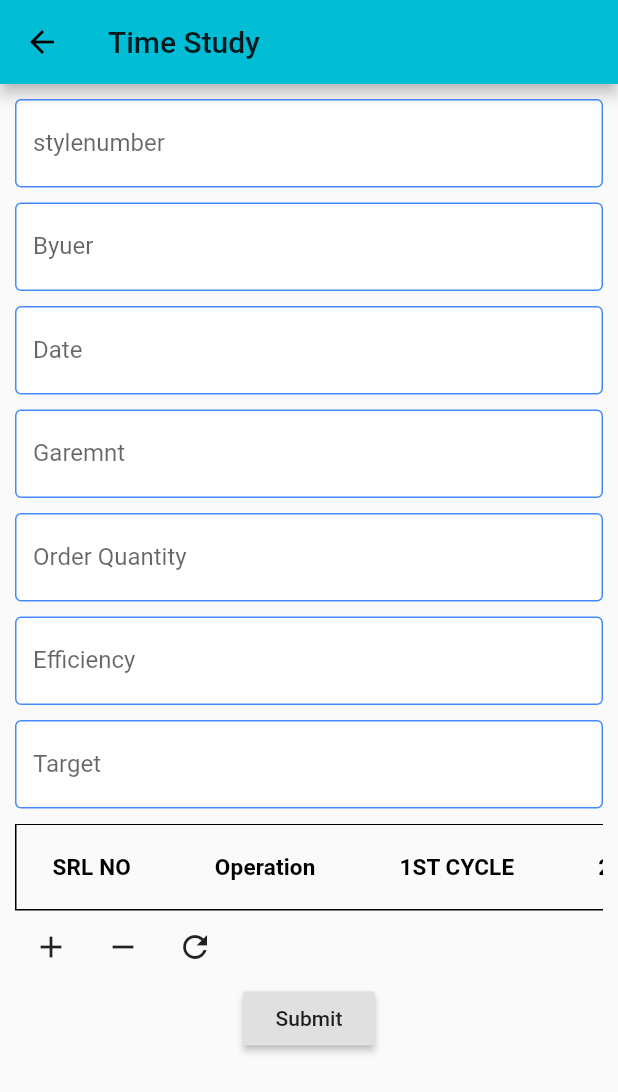
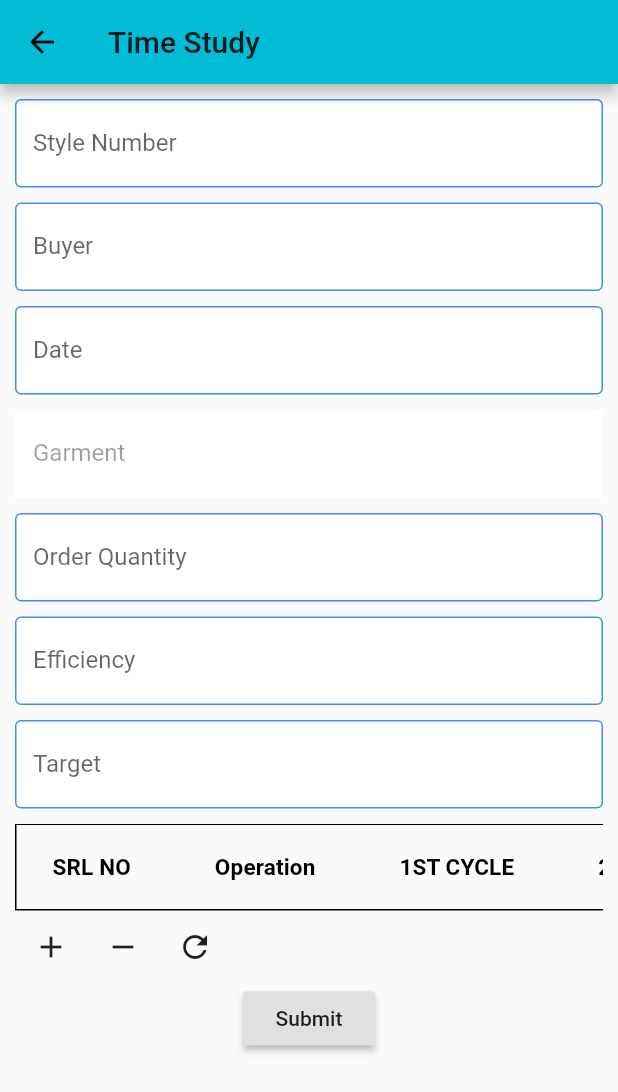
Before and after one commit to sambitraze/AARVI_TEXTILES, a Flutter app: the TimeStudy screen opened by its route, on a phone screen of 412 x 824 dp. Shown: the top 1092 px of the screen. Run offline on Flutter 3.47's test engine with Material 2 defaults, Android fonts, the phone set to English and light mode, and no system bars; drawn by our look-alikes of datetime_picker_formfield; our stand-ins replace cloud_firestore, file_picker, firebase_auth, firebase_storage, flutter_datetime_picker, google_fonts; missing offline and left inert: custom_splash; accounts and stored records are empty.

Commit message:
Time Study Backend Complete

```diff
--- a/lib/Screens/ProductionMang/IEManagement/timeStudy.dart
+++ b/lib/Screens/ProductionMang/IEManagement/timeStudy.dart
@@ -32,22 +32,13 @@
 
   final _scaffoldState = GlobalKey<ScaffoldState>();
   int rows = 0;
-  TextEditingController srlNo = TextEditingController(),
-   operationName = TextEditingController(),
-   firstCycle = TextEditingController(),
-   secondCycle = TextEditingController(),
-   thirdCycle = TextEditingController(),
-   fourthCycle = TextEditingController(),
-   avg = TextEditingController(),
-   comments = TextEditingController();
-
-
-  String buyer;
-  String garment;
-  String orderQty;
-  final styleNo = TextEditingController();
-  final lineNo = TextEditingController();
-  final date = TextEditingController();
+  TextEditingController styleNo = TextEditingController(),
+   buyer = TextEditingController(),
+   garment = TextEditingController(),
+      orderQty = TextEditingController(),
+   efficiency = TextEditingController(),
+   target = TextEditingController(),
+  date = TextEditingController();
 
 
   List<DataRow> getRows() {
@@ -69,6 +60,7 @@
   @override
   Widget build(BuildContext context) {
     return Scaffold(
+      key: _scaffoldState,
       appBar: AppBar(title: Text('Time Study')),
       body: Container(
         child: SingleChildScrollView(
@@ -76,23 +68,27 @@
           child: Column(
             children: <Widget>[
               TextFormField(
-                  decoration: TextFieldDec.inputDec("stylenumber"),
+                  decoration: TextFieldDec.inputDec("Style Number"),
                   controller: styleNo,
+                  onChanged: (value) async {
+                    try{
+                      await Firestore.instance.collection('aarvi').document(value).get().then((value) {
+                        if(value.exists){
+                          var data = value.data;
+                          buyer.text = data['buyer'] ?? '';
+                          garment.text = data['garment'] ?? '';
+                          orderQty.text = data['order_quantity'] ?? '';
+                        }
+                      });
+                    }catch(e){
+
+                    }
+                  },
                 ),
               leaveSpace(),
               TextFormField(
-                  decoration: TextFieldDec.inputDec("Byuer"),
-                  controller: styleNo,
-                  onChanged: (value) async {
-                    try{
-                      // await Firestore.instance.collection('aarvi').document(styleNo.value.text).get().then((value) =>
-                      //  buyer.text = value.data['buyer']);
-                      setState(() {
-
-                      });
-                    }
-                    catch(e){}
-                  },
+                  decoration: TextFieldDec.inputDec("Buyer"),
+                  controller: buyer,
                 ),
               leaveSpace(),
               DateTimeField(
@@ -106,14 +102,12 @@
                           firstDate: DateTime(1970),
                           lastDate: DateTime(2100));
                       try{
-                        await Firestore.instance.collection('aarvi').document(styleNo.value.text).collection('CuttingQuality').document(DateFormat('dd-MM-yyyy').format(dat)).get().then((value) {
+                        await Firestore.instance.collection('aarvi').document(styleNo.value.text).collection('TimeStudy').document(DateFormat('dd-MM-yyyy').format(dat)).get().then((value) {
                           if(value.exists){
                             var data = value;
-                            // layNo.text = data['lay_number'] ?? '';
-                            // size.text = data['size'] ?? '';
-                            // totalPartChecked.text = data['total_part_checked'] ?? '';
-                            // pass.text = data['pass'] ?? '';
-                            // fail.text = data['fail'] ?? '';
+                            garment.text = data['garment'] ?? '';
+                            efficiency.text = data['efficiency'] ?? '';
+                            target.text = data['target'] ?? '';
                             int len = 0;
                             data['table'].forEach((element) {
                               len++;
@@ -139,63 +133,24 @@
                     }),
               leaveSpace(),
               TextFormField(
-                  decoration: TextFieldDec.inputDec("Garemnt"),
-                  controller: styleNo,
-                  onChanged: (value) async {
-                    try{
-                      // await Firestore.instance.collection('aarvi').document(styleNo.value.text).get().then((value) =>
-                      //  buyer.text = value.data['buyer']);
-                      setState(() {
-
-                      });
-                    }
-                    catch(e){}
-                  },
+                  decoration: TextFieldDec.inputDec("Garment"),
+                  controller: garment,
+                  enabled: false,
                 ),
               leaveSpace(),
               TextFormField(
                   decoration: TextFieldDec.inputDec("Order Quantity"),
-                  controller: styleNo,
-                  onChanged: (value) async {
-                    try{
-                      // await Firestore.instance.collection('aarvi').document(styleNo.value.text).get().then((value) =>
-                      //  buyer.text = value.data['buyer']);
-                      setState(() {
-
-                      });
-                    }
-                    catch(e){}
-                  },
+                  controller: orderQty,
                 ),
               leaveSpace(),
               TextFormField(
                   decoration: TextFieldDec.inputDec("Efficiency"),
-                  controller: styleNo,
-                  onChanged: (value) async {
-                    try{
-                      // await Firestore.instance.collection('aarvi').document(styleNo.value.text).get().then((value) =>
-                      //  buyer.text = value.data['buyer']);
-                      setState(() {
-
-                      });
-                    }
-                    catch(e){}
-                  },
+                  controller: efficiency,
                 ),
               leaveSpace(),
               TextFormField(
                   decoration: TextFieldDec.inputDec("Target"),
-                  controller: styleNo,
-                  onChanged: (value) async {
-                    try{
-                      // await Firestore.instance.collection('aarvi').document(styleNo.value.text).get().then((value) =>
-                      //  buyer.text = value.data['buyer']);
-                      setState(() {
-
-                      });
-                    }
-                    catch(e){}
-                  },
+                  controller: target,
                 ),
               leaveSpace(),
               Column(
@@ -306,9 +261,11 @@
                       controllers.forEach((element) {
                         tableList.add(element.value.text);
                       });
-                      await Firestore.instance.collection('aarvi').document(styleNo.value.text).collection('CuttingQuality').document(date.value.text).
+                      await Firestore.instance.collection('aarvi').document(styleNo.value.text).collection('TimeStudy').document(date.value.text).
                       setData({
-                        //set the data
+                        'efficiency':efficiency.value.text,
+                        'target':target.value.text,
+                        'table':tableList
                       });
                     }
                     catch(e){
```
